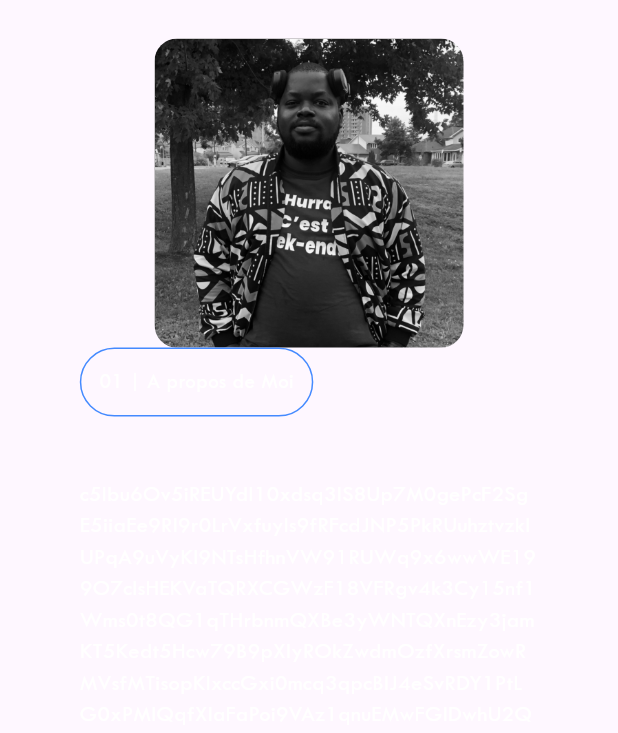
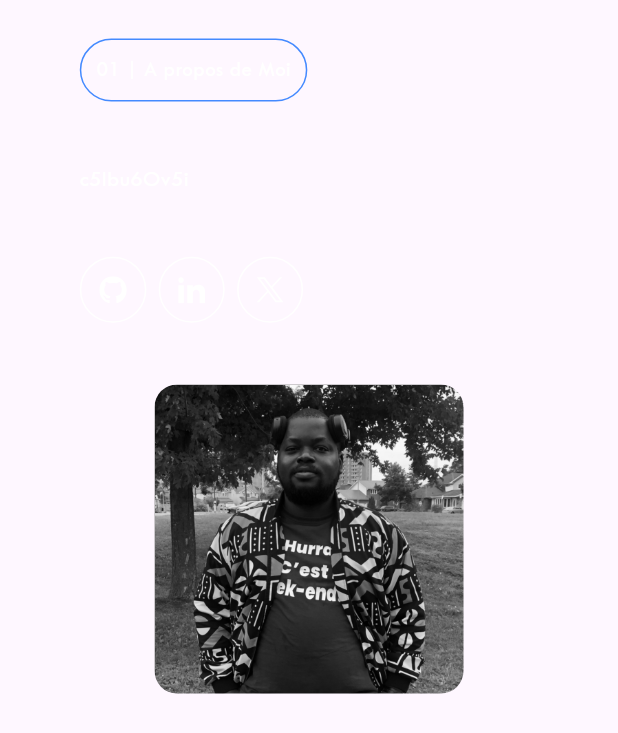
Before and after one commit to FranckSiyapze/me, a Flutter app: the AboutPage widget shown alone on an empty page, opened directly, on a phone screen of 412 x 824 dp. Shown: the top 733 px of the screen. Run offline on Flutter 3.47's test engine with Material 2 defaults, Android fonts, the phone set to English and light mode, and no system bars; our stand-ins replace animated_text_kit, easy_sidemenu, flutter_svg.

Commit message:
Modify page about

```diff
--- /dev/null
+++ b/lib/utils/utils.dart
@@ -0,0 +1,17 @@
+
+
+import 'dart:math';
+
+String generateRandomText(int length) {
+  const String charset =
+      "abcdefghijklmnopqrstuvwxyzABCDEFGHIJKLMNOPQRSTUVWXYZ0123456789";
+  Random random = Random();
+  String result = "";
+
+  for (int i = 0; i < length; i++) {
+    int randomIndex = random.nextInt(charset.length);
+    result += charset[randomIndex];
+  }
+
+  return result;
+}
--- a/lib/views/about/about_page.dart
+++ b/lib/views/about/about_page.dart
@@ -3,48 +3,65 @@ import 'dart:math';
 import 'package:flutter/cupertino.dart';
 import 'package:flutter/material.dart';
 import 'package:flutter_svg/flutter_svg.dart';
+import 'package:me/utils/responsive.dart';
+import 'package:me/utils/utils.dart';
 
 class AboutPage extends StatelessWidget {
   const AboutPage({Key? key}) : super(key: key);
-  String generateRandomText(int length) {
-    const String charset =
-        "abcdefghijklmnopqrstuvwxyzABCDEFGHIJKLMNOPQRSTUVWXYZ0123456789";
-    Random random = Random();
-    String result = "";
 
-    for (int i = 0; i < length; i++) {
-      int randomIndex = random.nextInt(charset.length);
-      result += charset[randomIndex];
-    }
-
-    return result;
-  }
   @override
   Widget build(BuildContext context) {
     final Orientation orientation = MediaQuery.of(context).orientation;
     return ListView(
       shrinkWrap: true,
       scrollDirection: Axis.vertical,
+      physics: AlwaysScrollableScrollPhysics(),
+      // Enables scrolling gestures
       padding: EdgeInsets.all(12),
       children: [
-        Container(
+        LayoutBuilder(builder: (context, constraints) {
+          return Container(
             margin: EdgeInsets.only(
               left: MediaQuery.of(context).size.width / 10,
               right: MediaQuery.of(context).size.width / 10,
               bottom: MediaQuery.of(context).size.width / 30,
               top: MediaQuery.of(context).size.width / 30,
             ),
-          child: Flex(
+            child: (constraints.maxWidth > 600)
+                ? Row(
               //mainAxisAlignment: MainAxisAlignment.spaceBetween,
               /* crossAxisAlignment: CrossAxisAlignment.start, */
-            direction: (orientation == Orientation.landscape)
-                ? Axis.horizontal
-                : Axis.vertical,
               children: [
-              Flexible(
-                flex: 1,
-                fit: FlexFit.tight,
-                child: RotationTransition(
+                Bloc1(),
+                SizedBox(
+                  width: MediaQuery.of(context).size.width / 10,
+                ),
+                Bloc2(),
+              ],
+            )
+                : Column(
+              children: [
+                Bloc2(),
+                SizedBox(
+                  height: MediaQuery.of(context).size.width / 10,
+                ),
+                Bloc1(),
+              ],
+            ),
+          );
+        })
+      ],
+    );
+  }
+}
+
+class Bloc1 extends StatelessWidget {
+  const Bloc1({Key? key}) : super(key: key);
+
+  @override
+  Widget build(BuildContext context) {
+    final Orientation orientation = MediaQuery.of(context).orientation;
+    return RotationTransition(
       turns: AlwaysStoppedAnimation(360 / 360),
       child: ClipRRect(
         borderRadius: BorderRadius.circular(15),
@@ -58,8 +75,7 @@ class AboutPage extends StatelessWidget {
             colorFilter: ColorFilter.mode(
               Colors.grey,
               // Couleur du filtre, dans ce cas, le gris pour le noir et blanc
-                          BlendMode
-                              .saturation, // Mode de fusion pour le filtre BW
+              BlendMode.saturation, // Mode de fusion pour le filtre BW
             ),
             child: Image.asset(
               'assets/images/me2.jpg',
@@ -68,18 +84,21 @@ class AboutPage extends StatelessWidget {
           ),
         ),
       ),
-                ),
-              ),
-              SizedBox(width: MediaQuery.of(context).size.width/10,),
-              Flexible(
-                flex: 2,
-                fit: FlexFit.loose,
-                child: Column(
+    );
+  }
+}
+
+class Bloc2 extends StatelessWidget {
+  const Bloc2({Key? key}) : super(key: key);
+
+  @override
+  Widget build(BuildContext context) {
+    return Column(
       crossAxisAlignment: CrossAxisAlignment.start,
       mainAxisAlignment: MainAxisAlignment.start,
       children: [
         Container(
-                      padding: EdgeInsets.all(12),
+          padding: EdgeInsets.all(10),
           decoration: BoxDecoration(
             border: Border.all(color: Colors.blueAccent),
             borderRadius: BorderRadius.circular(30),
@@ -91,15 +110,22 @@ class AboutPage extends StatelessWidget {
             ),
           ),
         ),
-                    SizedBox(height: MediaQuery.of(context).size.height/20,),
-                    Text(
-                      generateRandomText(500),
+        SizedBox(
+          height: MediaQuery.of(context).size.height / 20,
+        ),
+        Container(
+          child: Text(
+            generateRandomText(10),
+            overflow: TextOverflow.clip,
             style: TextStyle(
               color: Colors.white,
               fontSize: 15,
             ),
           ),
-                    SizedBox(height: MediaQuery.of(context).size.height/20,),
+        ),
+        SizedBox(
+          height: MediaQuery.of(context).size.height / 20,
+        ),
         Row(
           children: [
             Container(
@@ -116,6 +142,7 @@ class AboutPage extends StatelessWidget {
                     color: Colors.white,
                     height: 18,
                   ),
+                  if(Responsive.isDesktop(context))
                   Text(
                     ' | Github',
                     style: TextStyle(
@@ -126,7 +153,9 @@ class AboutPage extends StatelessWidget {
                 ],
               ),
             ),
-                        SizedBox(width: MediaQuery.of(context).size.width/50,),
+            SizedBox(
+              width: MediaQuery.of(context).size.width / 50,
+            ),
             Container(
               padding: EdgeInsets.all(12),
               decoration: BoxDecoration(
@@ -143,6 +172,7 @@ class AboutPage extends StatelessWidget {
                     color: Colors.white,
                     height: 18,
                   ),
+                  if(Responsive.isDesktop(context))
                   Text(
                     ' | LinkedIn',
                     style: TextStyle(
@@ -153,7 +183,9 @@ class AboutPage extends StatelessWidget {
                 ],
               ),
             ),
-                        SizedBox(width: MediaQuery.of(context).size.width/50,),
+            SizedBox(
+              width: MediaQuery.of(context).size.width / 50,
+            ),
             Container(
               padding: EdgeInsets.all(12),
               decoration: BoxDecoration(
@@ -168,6 +200,7 @@ class AboutPage extends StatelessWidget {
                     color: Colors.white,
                     height: 18,
                   ),
+                  if(Responsive.isDesktop(context))
                   Text(
                     ' | X (Anciennement Twitter)',
                     style: TextStyle(
@@ -181,12 +214,6 @@ class AboutPage extends StatelessWidget {
           ],
         )
       ],
-                ),
-              )
-            ],
-          ),
-        )
-      ],
     );
   }
 }
--- a/lib/views/home/home_page.dart
+++ b/lib/views/home/home_page.dart
@@ -26,6 +26,7 @@ class HomePage extends StatelessWidget {
     return ListView(
       shrinkWrap: true,
       scrollDirection: Axis.vertical,
+      physics: AlwaysScrollableScrollPhysics(), // Enables scrolling gestures
       padding: EdgeInsets.all(12),
       children: [
         Container(
```
Also changed, not shown: lib/utils/responsive.dart (added, +34 -0 lines), lib/views/main_page.dart (+63 -0 lines), 1 other file. Lines whose indentation alone changed are shown as unchanged.
